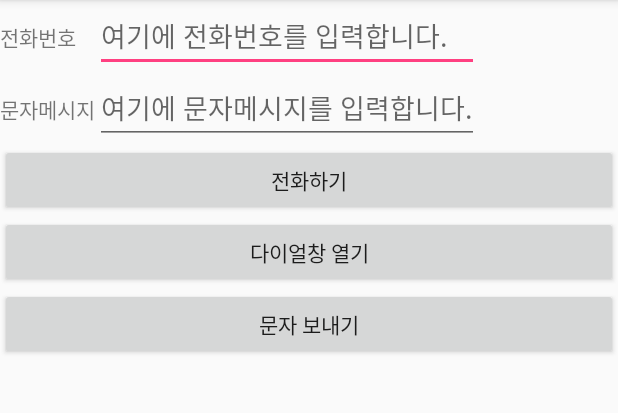
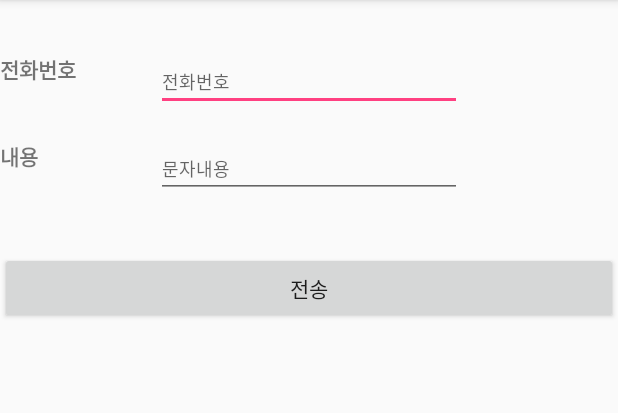
Before and after one commit to keganzi/KeganziPj, an Android app: the screen it shows after launch (MainActivity), on a phone screen of 412 x 824 dp, the part 84-497 px from its top. Run offline under Robolectric (Android 15) with nearby library versions, the phone set to English and light mode, and no system bars.

Commit message:
2018.04.26.1

```diff
--- a/app/src/main/AndroidManifest.xml
+++ b/app/src/main/AndroidManifest.xml
@@ -1,9 +1,7 @@
 <?xml version="1.0" encoding="utf-8"?>
 <manifest xmlns:android="http://schemas.android.com/apk/res/android"
     package="com.example.cuten.android_sms">
-    <uses-permission android:name="android.permission.CALL_PHONE" > </uses-permission>
     <uses-permission android:name="android.permission.SEND_SMS" > </uses-permission>
-    <uses-permission android:name="android.permission.RECEIVE_SMS" > </uses-permission>
 
     <application
         android:allowBackup="true"
--- a/app/src/main/res/layout/activity_main.xml
+++ b/app/src/main/res/layout/activity_main.xml
@@ -1,37 +1,58 @@
-<TableLayout xmlns:android="http://schemas.android.com/apk/res/android"
+<?xml version="1.0" encoding="utf-8"?>
+<RelativeLayout xmlns:android="http://schemas.android.com/apk/res/android"
+    xmlns:app="http://schemas.android.com/apk/res-auto"
+    xmlns:tools="http://schemas.android.com/tools"
+    android:layout_width="match_parent"
+    android:layout_height="match_parent"
+    tools:context="com.example.cuten.android_sms.MainActivity">
 
-    android:layout_width="match_parent"
-    android:layout_height="match_parent" >
+    <TextView
+        android:id="@+id/textView3"
+        android:layout_width="83dp"
+        android:layout_height="36dp"
+        android:layout_alignParentTop="true"
+        android:layout_marginTop="35dp"
+        android:text="전화번호"
+        android:textStyle="bold" />
 
-    <TableRow>
-        <TextView android:text="전화번호" />
-        <EditText
-            android:id="@+id/et_number"
-            android:hint="여기에 전화번호를 입력합니다."
-            android:text=""
-            android:inputType="number"/>
-    </TableRow>
+    <TextView
+        android:id="@+id/textView4"
+        android:layout_width="78dp"
+        android:layout_height="35dp"
+        android:layout_alignParentTop="true"
+        android:layout_marginTop="93dp"
+        android:text="내용"
+        android:textStyle="bold" />
 
-    <TableRow>
-        <TextView android:text="문자메시지" />
-        <EditText
-            android:id="@+id/et_message"
-            android:hint="여기에 문자메시지를 입력합니다."
-            android:text="" />
-    </TableRow>
+    <EditText
+        android:id="@+id/editText"
+        android:layout_width="204dp"
+        android:layout_height="wrap_content"
+        android:layout_alignTop="@+id/textView3"
+        android:layout_centerHorizontal="true"
+        android:ems="10"
+        android:inputType="textPersonName"
+        android:hint="전화번호"
+        android:textSize="12sp" />
+
+    <EditText
+        android:id="@+id/editText2"
+        android:layout_width="204dp"
+        android:layout_height="wrap_content"
+        android:layout_alignTop="@+id/textView4"
+        android:layout_centerHorizontal="true"
+        android:ems="10"
+        android:inputType="textPersonName"
+        android:hint="문자내용"
+        android:textSize="12sp" />
 
     <Button
-        android:paddingTop="10dp"
-        android:id="@+id/bt_call"
-        android:onClick="onClickCall"
-        android:text="전화하기" />
-    <Button
-        android:id="@+id/bt_dial"
-        android:onClick="onClickDial"
-        android:text="다이얼창 열기" />
-    <Button
         android:id="@+id/bt_sms"
-        android:onClick="onClickSMS"
-        android:text="문자 보내기" />
+        android:layout_width="match_parent"
+        android:layout_height="wrap_content"
+        android:layout_alignParentTop="true"
+        android:layout_marginTop="168dp"
+        android:text="전송" />
 
-</TableLayout>
+
+</RelativeLayout>
```
Also changed, not shown: app/src/main/java/com/example/cuten/android_sms/MainActivity.java (+74 -99 lines).
